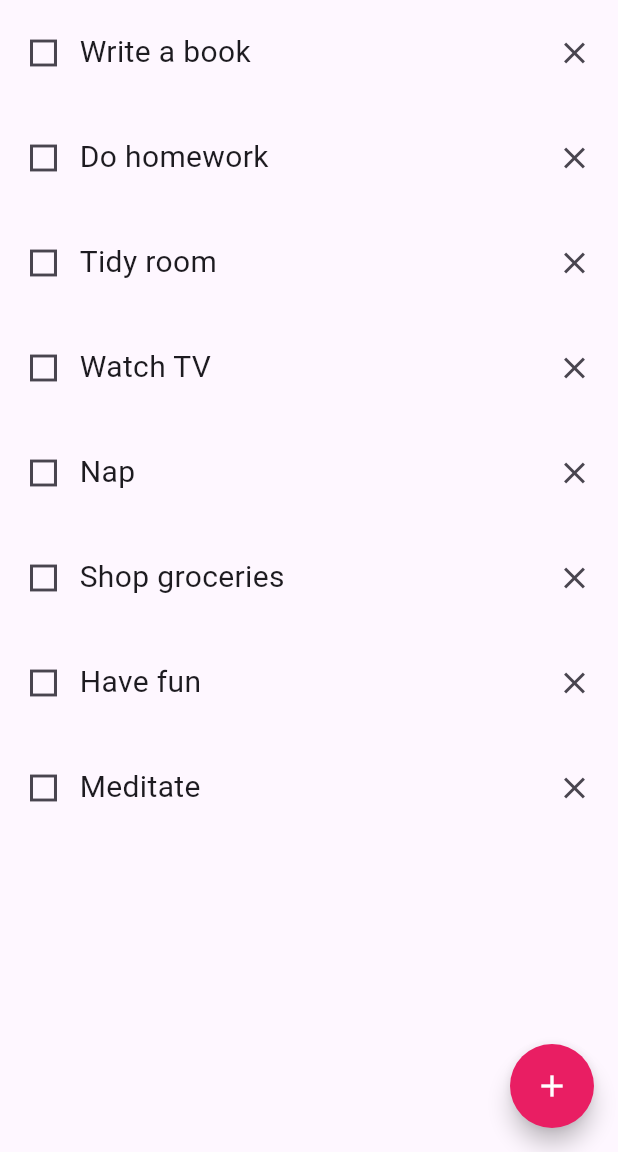
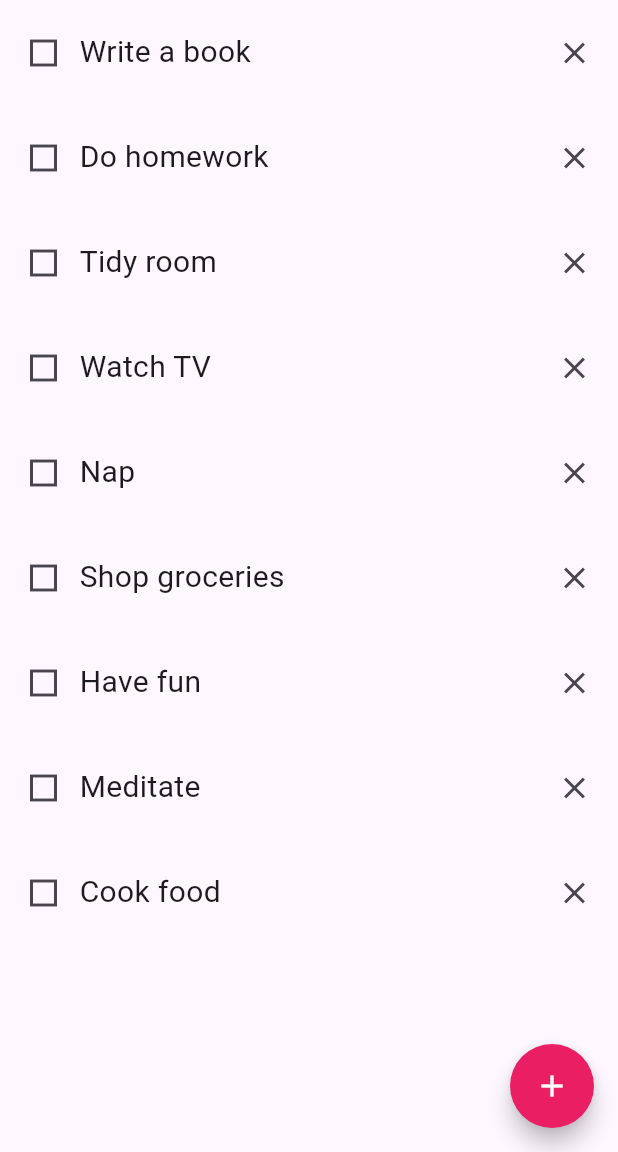
Before and after one commit to gu-tig333-ht25/guslunjofv, a Flutter app: the screen it shows after launch, on a phone screen of 412 x 824 dp, the part 84-1236 px from its top. Run offline on Flutter 3.47's test engine with Material 3 defaults, Android fonts, the phone set to English and light mode, and no system bars.

Commit message:
Vecka 2
Test, lade till en todo

```diff
--- a/lib/main.dart
+++ b/lib/main.dart
@@ -11,6 +11,7 @@ class MyState extends ChangeNotifier{
     "Shop groceries",
     "Have fun",
     "Meditate",
+    "Cook food"
   ];
 
   List<String> get todos => _todos;
```
